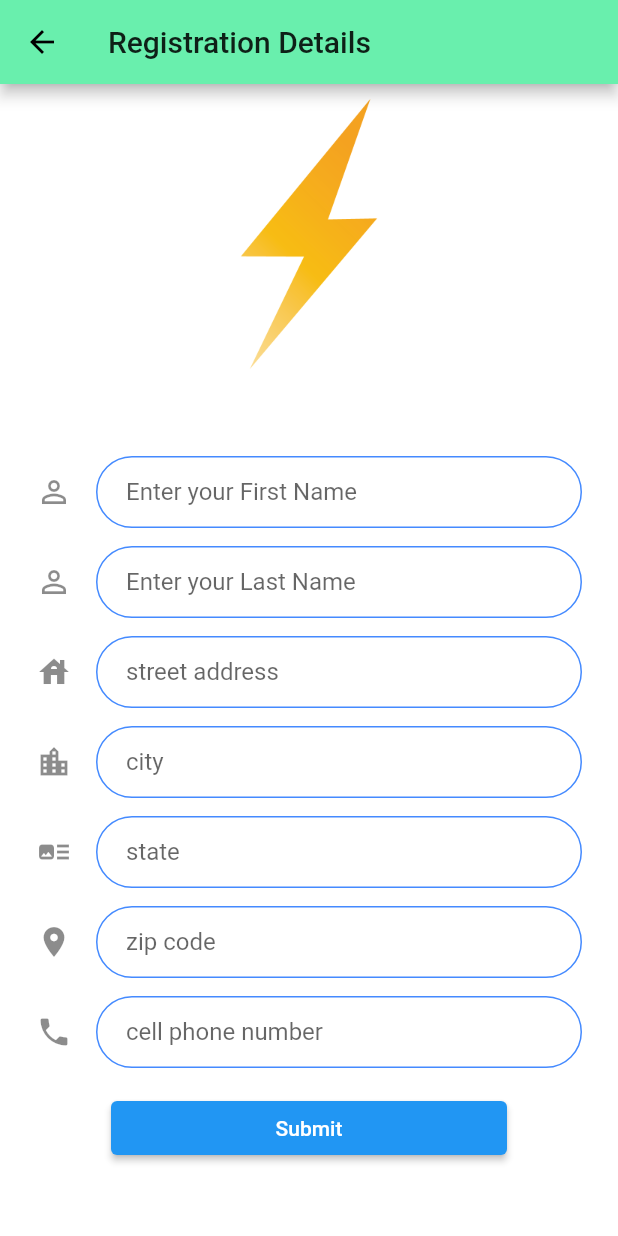
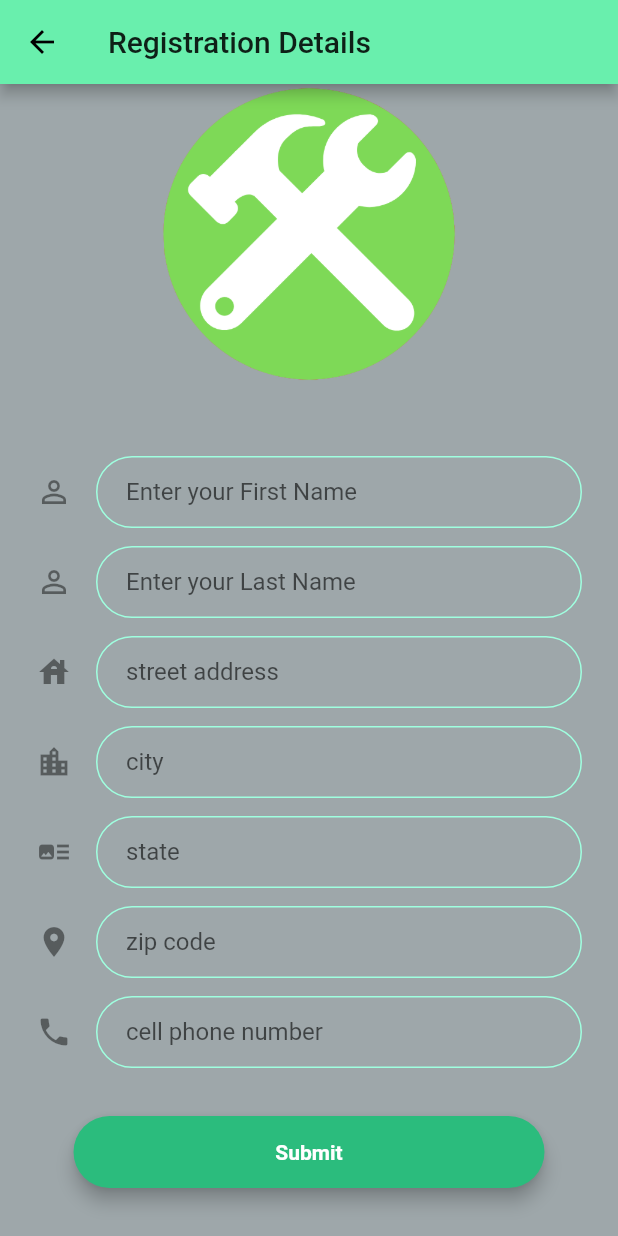
Before and after one commit to LuisDLF98/doers_app, a Flutter app: the RegistrationScreen screen opened by its route, after a tap on "Register", on a phone screen of 412 x 824 dp. Run offline on Flutter 3.47's test engine with Material 2 defaults, Android fonts, the light colour scheme and no system bars; our stand-ins replace animated_text_kit, cloud_firestore, firebase_core, google_sign_in, modal_progress_hud; accounts and stored records are empty.

Commit message:
Refactoring + Syncing style across all pages

```diff
--- a/lib/Components/rounded_button.dart
+++ b/lib/Components/rounded_button.dart
@@ -1,4 +1,5 @@
 import 'package:flutter/material.dart';
+import 'package:doers_app/Components/hex_colors.dart';
 
 class RoundedButton extends StatelessWidget {
   RoundedButton({this.title, this.colour, @required this.onPressed});
@@ -21,7 +22,8 @@ class RoundedButton extends StatelessWidget {
           child: Text(
             title,
             style: TextStyle(
-              color: Colors.white,
+              fontWeight: FontWeight.bold,
+              color: color[300],
             ),
           ),
         ),
--- a/lib/screens/registration_form_screen.dart
+++ b/lib/Screens/registration_form_screen.dart
@@ -2,6 +2,8 @@ import 'package:cloud_firestore/cloud_firestore.dart';
 import 'package:flutter/material.dart';
 //import 'package:firebase_auth/firebase_auth.dart';
 import 'package:modal_progress_hud/modal_progress_hud.dart';
+import 'package:doers_app/Components/hex_colors.dart';
+import 'package:doers_app/Components/rounded_button.dart';
 
 class RegistrationFormScreen extends StatefulWidget {
   static const String id = 'registration_form_screen';
@@ -22,7 +24,7 @@ class _RegistrationFormScreenState extends State<RegistrationFormScreen> {
   @override
   Widget build(BuildContext context) {
     return Scaffold(
-      backgroundColor: Colors.white,
+      backgroundColor: color[500],
       appBar: AppBar(
         title: Text('Registration Details'),
       ),
@@ -38,7 +40,7 @@ class _RegistrationFormScreenState extends State<RegistrationFormScreen> {
                     tag: 'logo',
                     child: Container(
                       height: 200.0,
-                      child: Image.asset('images/logo.png'),
+                      child: Image.asset('images/DoersV3.png'),
                     ),
                   ),
                 ),
@@ -50,7 +52,7 @@ class _RegistrationFormScreenState extends State<RegistrationFormScreen> {
                     //Do something with the user input.
                     firstName = value;
                   },
-                  decoration: const InputDecoration(
+                  decoration: InputDecoration(
                     icon: Icon(Icons.perm_identity),
                     hintText: 'Enter your First Name',
                     contentPadding:
@@ -59,13 +61,12 @@ class _RegistrationFormScreenState extends State<RegistrationFormScreen> {
                       borderRadius: BorderRadius.all(Radius.circular(32.0)),
                     ),
                     enabledBorder: OutlineInputBorder(
-                      borderSide:
-                          BorderSide(color: Colors.blueAccent, width: 1.0),
+                      borderSide: BorderSide(color: color[50], width: 1.0),
                       borderRadius: BorderRadius.all(Radius.circular(32.0)),
                     ),
                     focusedBorder: OutlineInputBorder(
                       borderSide:
-                          BorderSide(color: Colors.blueAccent, width: 2.0),
+                          BorderSide(color: color[100], width: 2.0),
                       borderRadius: BorderRadius.all(Radius.circular(32.0)),
                     ),
                   ),
@@ -78,7 +79,7 @@ class _RegistrationFormScreenState extends State<RegistrationFormScreen> {
                     //Do something with the user input.
                     lastName = value;
                   },
-                  decoration: const InputDecoration(
+                  decoration: InputDecoration(
                     icon: Icon(Icons.perm_identity),
                     hintText: 'Enter your Last Name',
                     contentPadding:
@@ -88,12 +89,12 @@ class _RegistrationFormScreenState extends State<RegistrationFormScreen> {
                     ),
                     enabledBorder: OutlineInputBorder(
                       borderSide:
-                          BorderSide(color: Colors.blueAccent, width: 1.0),
+                          BorderSide(color: color[50], width: 1.0),
                       borderRadius: BorderRadius.all(Radius.circular(32.0)),
                     ),
                     focusedBorder: OutlineInputBorder(
                       borderSide:
-                          BorderSide(color: Colors.blueAccent, width: 2.0),
+                          BorderSide(color: color[100], width: 2.0),
                       borderRadius: BorderRadius.all(Radius.circular(32.0)),
                     ),
                   ),
@@ -106,7 +107,7 @@ class _RegistrationFormScreenState extends State<RegistrationFormScreen> {
                     //Do something with the user input.
                     streetAddress = value;
                   },
-                  decoration: const InputDecoration(
+                  decoration: InputDecoration(
                     icon: Icon(Icons.house),
                     hintText: 'street address',
                     contentPadding:
@@ -116,12 +117,12 @@ class _RegistrationFormScreenState extends State<RegistrationFormScreen> {
                     ),
                     enabledBorder: OutlineInputBorder(
                       borderSide:
-                          BorderSide(color: Colors.blueAccent, width: 1.0),
+                          BorderSide(color: color[50], width: 1.0),
                       borderRadius: BorderRadius.all(Radius.circular(32.0)),
                     ),
                     focusedBorder: OutlineInputBorder(
                       borderSide:
-                          BorderSide(color: Colors.blueAccent, width: 2.0),
+                          BorderSide(color: color[100], width: 2.0),
                       borderRadius: BorderRadius.all(Radius.circular(32.0)),
                     ),
                   ),
@@ -134,7 +135,7 @@ class _RegistrationFormScreenState extends State<RegistrationFormScreen> {
                     //Do something with the user input.
                     city = value;
                   },
-                  decoration: const InputDecoration(
+                  decoration: InputDecoration(
                     icon: Icon(Icons.location_city),
                     hintText: 'city',
                     contentPadding:
@@ -144,12 +145,12 @@ class _RegistrationFormScreenState extends State<RegistrationFormScreen> {
                     ),
                     enabledBorder: OutlineInputBorder(
                       borderSide:
-                          BorderSide(color: Colors.blueAccent, width: 1.0),
+                          BorderSide(color: color[50], width: 1.0),
                       borderRadius: BorderRadius.all(Radius.circular(32.0)),
                     ),
                     focusedBorder: OutlineInputBorder(
                       borderSide:
-                          BorderSide(color: Colors.blueAccent, width: 2.0),
+                          BorderSide(color: color[100], width: 2.0),
                       borderRadius: BorderRadius.all(Radius.circular(32.0)),
                     ),
                   ),
@@ -162,7 +163,7 @@ class _RegistrationFormScreenState extends State<RegistrationFormScreen> {
                     //Do something with the user input.
                     state = value;
                   },
-                  decoration: const InputDecoration(
+                  decoration: InputDecoration(
                     icon: Icon(Icons.art_track),
                     hintText: 'state',
                     contentPadding:
@@ -172,12 +173,12 @@ class _RegistrationFormScreenState extends State<RegistrationFormScreen> {
                     ),
                     enabledBorder: OutlineInputBorder(
                       borderSide:
-                          BorderSide(color: Colors.blueAccent, width: 1.0),
+                          BorderSide(color: color[50], width: 1.0),
                       borderRadius: BorderRadius.all(Radius.circular(32.0)),
                     ),
                     focusedBorder: OutlineInputBorder(
                       borderSide:
-                          BorderSide(color: Colors.blueAccent, width: 2.0),
+                          BorderSide(color: color[100], width: 2.0),
                       borderRadius: BorderRadius.all(Radius.circular(32.0)),
                     ),
                   ),
@@ -190,7 +191,7 @@ class _RegistrationFormScreenState extends State<RegistrationFormScreen> {
                     //Do something with the user input.
                     zipCode = value;
                   },
-                  decoration: const InputDecoration(
+                  decoration: InputDecoration(
                     icon: Icon(Icons.location_on),
                     hintText: 'zip code',
                     contentPadding:
@@ -200,12 +201,12 @@ class _RegistrationFormScreenState extends State<RegistrationFormScreen> {
                     ),
                     enabledBorder: OutlineInputBorder(
                       borderSide:
-                          BorderSide(color: Colors.blueAccent, width: 1.0),
+                          BorderSide(color: color[50], width: 1.0),
                       borderRadius: BorderRadius.all(Radius.circular(32.0)),
                     ),
                     focusedBorder: OutlineInputBorder(
                       borderSide:
-                          BorderSide(color: Colors.blueAccent, width: 2.0),
+                          BorderSide(color: color[100], width: 2.0),
                       borderRadius: BorderRadius.all(Radius.circular(32.0)),
                     ),
                   ),
@@ -218,7 +219,7 @@ class _RegistrationFormScreenState extends State<RegistrationFormScreen> {
                     //Do something with the user input.
                     cellPhoneNumber = value;
                   },
-                  decoration: const InputDecoration(
+                  decoration: InputDecoration(
                     icon: Icon(Icons.phone),
                     hintText: 'cell phone number',
                     contentPadding:
@@ -228,20 +229,22 @@ class _RegistrationFormScreenState extends State<RegistrationFormScreen> {
                     ),
                     enabledBorder: OutlineInputBorder(
                       borderSide:
-                          BorderSide(color: Colors.blueAccent, width: 1.0),
+                          BorderSide(color: color[50], width: 1.0),
                       borderRadius: BorderRadius.all(Radius.circular(32.0)),
                     ),
                     focusedBorder: OutlineInputBorder(
                       borderSide:
-                          BorderSide(color: Colors.blueAccent, width: 2.0),
+                          BorderSide(color: color[100], width: 2.0),
                       borderRadius: BorderRadius.all(Radius.circular(32.0)),
                     ),
                   ),
                 ),
                 Padding(
                   padding: const EdgeInsets.symmetric(
-                      vertical: 16.0, horizontal: 50),
-                  child: ElevatedButton(
+                      vertical: 16.0, horizontal: 25),
+                  child: RoundedButton(
+                    colour: color[200],
+                    title: 'Submit',
                     onPressed: () {
                       final firestoreInstance = FirebaseFirestore.instance;
                       firestoreInstance.collection("Users").add({
@@ -257,7 +260,6 @@ class _RegistrationFormScreenState extends State<RegistrationFormScreen> {
                         // the form is invalid.
                       });
                     }, // onPressed
-                    child: Text('Submit'),
                   ),
                 ),
               ],
--- a/lib/screens/registration_screen.dart
+++ b/lib/Screens/registration_screen.dart
@@ -1,7 +1,8 @@
-import 'package:doers_app/screens/registration_form_screen.dart';
+import 'package:doers_app/Screens/registration_form_screen.dart';
 import 'package:flutter/material.dart';
 //import 'package:firebase_auth/firebase_auth.dart';
 import 'package:modal_progress_hud/modal_progress_hud.dart';
+import 'package:doers_app/Components/hex_colors.dart';
 
 class RegistrationScreen extends StatefulWidget {
   static const String id = 'registration_screen';
@@ -19,7 +20,7 @@ class _RegistrationScreenState extends State<RegistrationScreen> {
   @override
   Widget build(BuildContext context) {
     return Scaffold(
-      backgroundColor: Colors.white,
+      backgroundColor: color[500],
       body: ModalProgressHUD(
         inAsyncCall: showSpinner,
         child: Padding(
@@ -33,7 +34,7 @@ class _RegistrationScreenState extends State<RegistrationScreen> {
                   tag: 'logo',
                   child: Container(
                     height: 200.0,
-                    child: Image.asset('images/logo.png'),
+                    child: Image.asset('images/DoersV3.png'),
                   ),
                 ),
               ),
@@ -49,18 +50,18 @@ class _RegistrationScreenState extends State<RegistrationScreen> {
                 },
                 decoration: InputDecoration(
                   hintText: 'Enter your email',
-                  labelStyle: TextStyle(color: Colors.black),
+                  labelStyle: TextStyle(color: color[600]),
                   contentPadding:
                       EdgeInsets.symmetric(vertical: 10.0, horizontal: 20.0),
                   border: OutlineInputBorder(
                     borderRadius: BorderRadius.all(Radius.circular(32.0)),
                   ),
                   enabledBorder: OutlineInputBorder(
-                    borderSide: BorderSide(color: Colors.blueAccent, width: 1.0),
+                    borderSide: BorderSide(color: color[50], width: 1.0),
                     borderRadius: BorderRadius.all(Radius.circular(32.0)),
                   ),
                   focusedBorder: OutlineInputBorder(
-                    borderSide: BorderSide(color: Colors.blueAccent, width: 2.0),
+                    borderSide: BorderSide(color: color[100], width: 2.0),
                     borderRadius: BorderRadius.all(Radius.circular(32.0)),
                   ),
                 ),
@@ -82,11 +83,11 @@ class _RegistrationScreenState extends State<RegistrationScreen> {
                     borderRadius: BorderRadius.all(Radius.circular(32.0)),
                   ),
                   enabledBorder: OutlineInputBorder(
-                    borderSide: BorderSide(color: Colors.blueAccent, width: 1.0),
+                    borderSide: BorderSide(color: color[50], width: 1.0),
                     borderRadius: BorderRadius.all(Radius.circular(32.0)),
                   ),
                   focusedBorder: OutlineInputBorder(
-                    borderSide: BorderSide(color: Colors.blueAccent, width: 2.0),
+                    borderSide: BorderSide(color: color[100], width: 2.0),
                     borderRadius: BorderRadius.all(Radius.circular(32.0)),
                   ),
                 ),
@@ -97,7 +98,7 @@ class _RegistrationScreenState extends State<RegistrationScreen> {
               Padding(
                 padding: EdgeInsets.symmetric(vertical: 16.0),
                 child: Material(
-                  color: Colors.blueAccent,
+                  color: color[200],
                   borderRadius: BorderRadius.all(Radius.circular(30.0)),
                   elevation: 5.0,
                   child: MaterialButton(
@@ -130,7 +131,7 @@ class _RegistrationScreenState extends State<RegistrationScreen> {
                     height: 42.0,
                     child: Text(
                       'Register',
-                      style: TextStyle(color: Colors.white),
+                      style: TextStyle(color: color[300]),
                     ),
                   ),
                 ),
```
Also changed, not shown: lib/Components/side_bar.dart (+14 -1 lines), lib/Screens/login_screen.dart (renamed from lib/screens/login_screen.dart, +9 -10 lines), lib/Screens/welcome_screen.dart (renamed from lib/screens/welcome_screen.dart, +7 -6 lines), lib/main.dart (+4 -4 lines).
